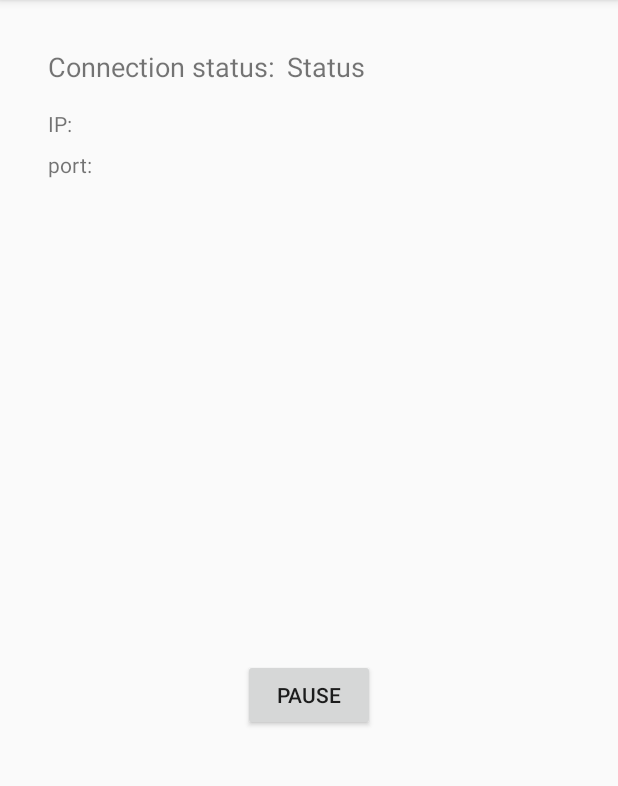
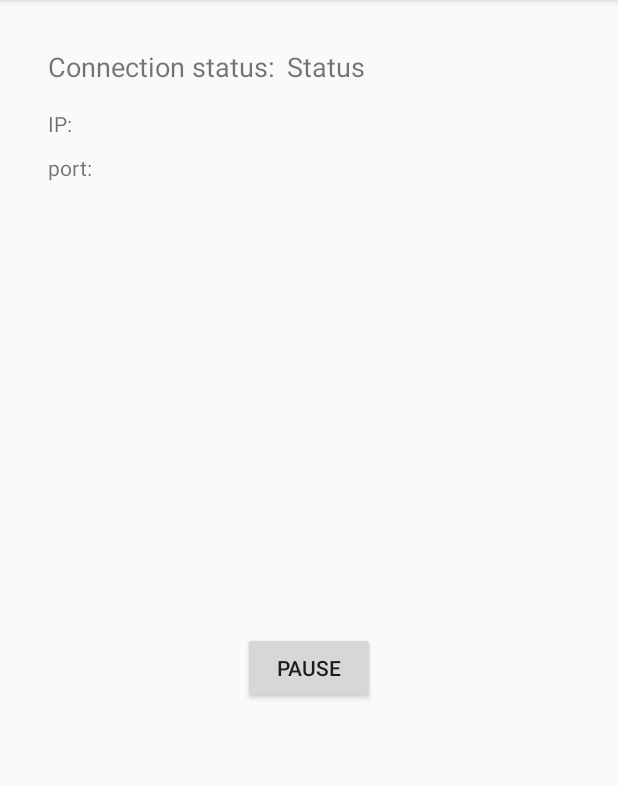
Before and after one commit to EmaroLab/imu_stream, an Android app: the PcComunicationActivity screen opened directly, with no data from a screen before it, on a phone screen of 412 x 824 dp, the part 84-870 px from its top. Run offline under Robolectric (Android 15) with nearby library versions, the phone set to English and light mode, and no system bars; libraries missing offline, so code that uses them is left out: org.eclipse.paho; 9 statements that could not run were skipped.

Commit message:
layout cleaning

```diff
--- a/mobile/src/main/java/com/emarolab/carfi/imustream/PcComunicationActivity.java
+++ b/mobile/src/main/java/com/emarolab/carfi/imustream/PcComunicationActivity.java
@@ -51,7 +51,7 @@ public class PcComunicationActivity extends AppCompatActivity {
         portOut = (TextView) findViewById(R.id.portSending);
         ipOut.setText(mqtt_ip);
         portOut.setText(mqtt_port);
-        textConnection = (TextView) findViewById(R.id.connectionS);
+        textConnection = (TextView) findViewById(R.id.connectionStatus);
 
         startMqtt(mqtt_ip,mqtt_port,mqtt_user,mqtt_password);
 
--- a/mobile/src/main/res/layout/activity_pc_comunication.xml
+++ b/mobile/src/main/res/layout/activity_pc_comunication.xml
@@ -12,25 +12,7 @@
         android:layout_height="wrap_content">
 
         <TextView
-            android:id="@+id/ipSending"
-            android:layout_width="wrap_content"
-            android:layout_height="wrap_content"
-            android:layout_marginStart="8dp"
-            android:text="TextView"
-            app:layout_constraintBaseline_toBaselineOf="@+id/textView6"
-            app:layout_constraintStart_toEndOf="@+id/textView6" />
-
-        <TextView
-            android:id="@+id/portSending"
-            android:layout_width="wrap_content"
-            android:layout_height="wrap_content"
-            android:layout_marginStart="8dp"
-            android:text="TextView"
-            app:layout_constraintBaseline_toBaselineOf="@+id/textView7"
-            app:layout_constraintStart_toEndOf="@+id/textView7" />
-
-        <TextView
-            android:id="@+id/connectionS"
+            android:id="@+id/connectionStatus"
             android:layout_width="wrap_content"
             android:layout_height="wrap_content"
             android:layout_marginStart="8dp"
@@ -39,12 +21,6 @@
             app:layout_constraintBaseline_toBaselineOf="@+id/textView5"
             app:layout_constraintStart_toEndOf="@+id/textView5" />
 
-        <TextView
-            android:id="@+id/connectionStatus"
-            android:layout_width="wrap_content"
-            android:layout_height="wrap_content"
-            app:layout_constraintBaseline_toBaselineOf="@+id/connectionS"
-            app:layout_constraintStart_toEndOf="@+id/connectionS" />
 
         <Button
             android:id="@+id/buttonPause"
@@ -70,36 +46,18 @@
             app:layout_constraintStart_toStartOf="parent"
             app:layout_constraintTop_toTopOf="parent" />
 
-        <TextView
-            android:id="@+id/textView6"
-            android:layout_width="wrap_content"
-            android:layout_height="wrap_content"
-            android:layout_marginTop="16dp"
-            android:text="IP:"
-            app:layout_constraintStart_toStartOf="@+id/textView5"
-            app:layout_constraintTop_toBottomOf="@+id/textView5" />
-
-        <TextView
-            android:id="@+id/textView7"
-            android:layout_width="wrap_content"
-            android:layout_height="wrap_content"
-            android:layout_marginTop="8dp"
-            android:text="port:"
-            app:layout_constraintStart_toStartOf="@+id/textView6"
-            app:layout_constraintTop_toBottomOf="@+id/textView6" />
-
 
         <ScrollView
             android:id="@+id/scrollView2"
             android:layout_width="299dp"
             android:layout_height="200dp"
-            android:layout_marginTop="100dp"
+            android:layout_marginTop="80dp"
             android:layout_weight="1"
             android:scrollbars="none"
             app:layout_constraintHorizontal_bias="0.508"
             app:layout_constraintLeft_toLeftOf="parent"
             app:layout_constraintRight_toRightOf="parent"
-            app:layout_constraintTop_toBottomOf="@+id/portSending">
+            app:layout_constraintTop_toBottomOf="@+id/tableLayout">
 
             <TableLayout
                 android:id="@+id/IMUcontainer"
@@ -112,8 +70,54 @@
                 app:layout_constraintBottom_toBottomOf="parent"
                 app:layout_constraintEnd_toEndOf="parent"
                 app:layout_constraintStart_toStartOf="parent"
-                app:layout_constraintTop_toTopOf="parent">
-            </TableLayout>
+                app:layout_constraintTop_toTopOf="parent"></TableLayout>
         </ScrollView>
+
+        <TableLayout
+            android:id="@+id/tableLayout"
+            android:layout_width="wrap_content"
+            android:layout_height="wrap_content"
+            android:layout_marginTop="16dp"
+            app:layout_constraintStart_toStartOf="@+id/textView5"
+            app:layout_constraintTop_toBottomOf="@+id/textView5">
+
+            <TableRow
+                android:layout_width="match_parent"
+                android:layout_height="match_parent"
+                android:paddingBottom="10dp">
+
+                <TextView
+                    android:layout_width="wrap_content"
+                    android:layout_height="wrap_content"
+                    android:gravity="start"
+                    android:text="IP:" />
+
+                <TextView
+                    android:id="@+id/ipSending"
+                    android:layout_width="wrap_content"
+                    android:layout_height="wrap_content"
+                    android:gravity="start"
+                    android:text="TextView" />
+            </TableRow>
+
+            <TableRow
+                android:layout_width="match_parent"
+                android:layout_height="match_parent">
+
+                <TextView
+                    android:layout_width="wrap_content"
+                    android:layout_height="wrap_content"
+                    android:gravity="start"
+                    android:text="port:" />
+
+                <TextView
+                    android:id="@+id/portSending"
+                    android:layout_width="wrap_content"
+                    android:layout_height="wrap_content"
+                    android:gravity="start"
+                    android:text="TextView" />
+            </TableRow>
+
+        </TableLayout>
     </android.support.constraint.ConstraintLayout>
 </ScrollView>
```
